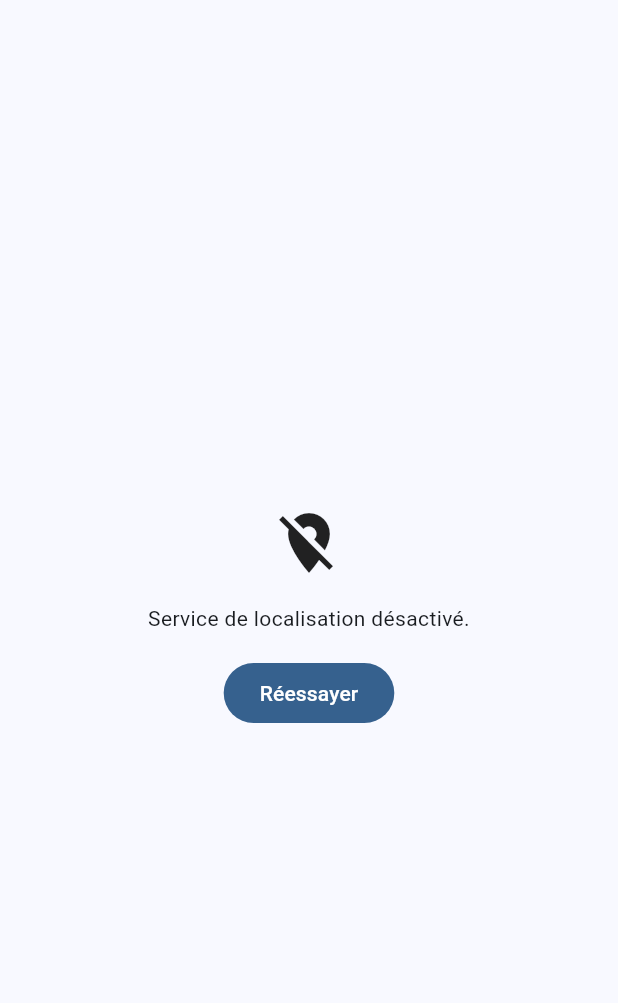
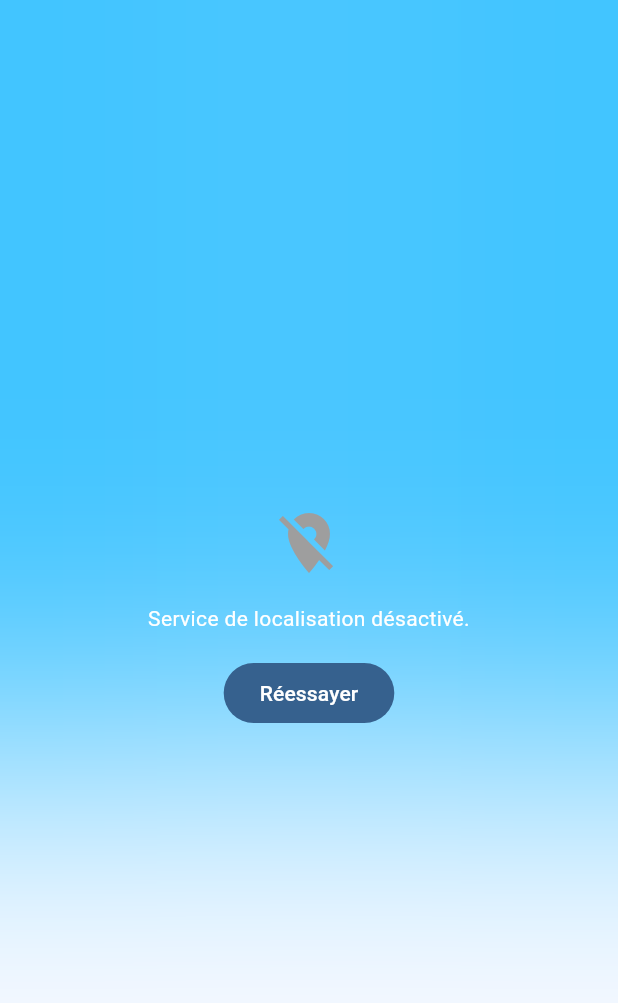
Before and after one commit to Idjibo33/meteo, a Flutter app: the screen it shows after launch, after a tap on "Réessayer", on a phone screen of 412 x 824 dp. Shown: the top 1003 px of the screen. Run offline on Flutter 3.47's test engine with Material 3 defaults, Android fonts, the phone set to English and light mode, and no system bars; our stand-ins replace bloc, equatable, flutter_bloc, gap, geolocator, get_it and 1 more.

Commit message:
refactor: unifie la machine a etats meteo et les raisons d'echec
Remplace le FutureBuilder par une machine explicite dans WeatherBloc, centralise les erreurs typees et ajoute les tests associes.

```diff
--- a/lib/Helpers/error_messages.dart
+++ b/lib/Helpers/error_messages.dart
@@ -1,43 +1,9 @@
-import 'dart:async';
+import 'package:meteo/Weather/failures.dart';
 
-import 'package:geolocator/geolocator.dart';
+/// Façade conservée pour les appels existants : le message vit désormais
+/// dans la raison typée, et n'est plus dupliqué ici.
+String friendlyWeatherError(Object error) =>
+    classifyWeatherError(error).message;
 
-const String _cleApiMessage = 'Clé API météo manquante ou invalide.';
-const String _reseauMessage =
-    'Impossible de récupérer la météo. Vérifiez votre connexion.';
-const String _generiqueMessage = 'Une erreur est survenue. Veuillez réessayer.';
-
-String friendlyWeatherError(Object error) {
-  if (error is TimeoutException) {
-    return _reseauMessage;
-  }
-
-  final String description = error.toString().toLowerCase();
-  if (description.contains('401') ||
-      description.contains('invalid api key') ||
-      description.contains('invalid_api_key') ||
-      description.contains('unauthorized')) {
-    return _cleApiMessage;
-  }
-  if (description.contains('socketexception') ||
-      description.contains('failed host lookup') ||
-      description.contains('clientexception') ||
-      description.contains('timed out') ||
-      description.contains('connection')) {
-    return _reseauMessage;
-  }
-  return _generiqueMessage;
-}
-
-String friendlyLocationError(Object error) {
-  if (error is LocationServiceDisabledException) {
-    return 'Service de localisation désactivé.';
-  }
-  if (error is PermissionDeniedException) {
-    return 'Permission de localisation refusée.';
-  }
-  if (error is TimeoutException) {
-    return 'Localisation trop lente. Réessayez.';
-  }
-  return 'Impossible d\'obtenir votre position. Réessayez.';
-}
+String friendlyLocationError(Object error) =>
+    classifyLocationError(error).message;
--- a/lib/Weather/Screens/weather_screen.dart
+++ b/lib/Weather/Screens/weather_screen.dart
@@ -8,6 +8,7 @@ import 'package:meteo/Helpers/weather_condition.dart';
 import 'package:meteo/Weather/Widgets/background.dart';
 import 'package:meteo/Weather/Widgets/proprieties.dart';
 import 'package:meteo/Weather/bloc/weather_bloc.dart';
+import 'package:meteo/Weather/failures.dart';
 import 'package:meteo/constants.dart';
 import 'package:weather/weather.dart';
 
@@ -27,8 +28,14 @@ class WeatherScreen extends StatelessWidget {
                 builder: (context, state) {
                   switch (state) {
                     case WeatherInitial():
-                      return const Center(
-                        child: CircularProgressIndicator.adaptive(),
+                      return const _WeatherProgress();
+                    case WeatherLocating():
+                      return const _WeatherProgress(
+                        label: 'Recherche de votre position…',
+                      );
+                    case WeatherLoading():
+                      return const _WeatherProgress(
+                        label: 'Récupération de la météo…',
                       );
                     case WeatherSuccess(:final weather):
                       return SingleChildScrollView(
@@ -39,15 +46,39 @@ class WeatherScreen extends StatelessWidget {
                         ),
                         child: _WeatherContent(weather: weather),
                       );
-                    case WeatherFailure(:final message):
-                      return Center(
-                        child: _WeatherFailureView(message: message),
-                      );
+                    case WeatherFailure(:final reason):
+                      return Center(child: _WeatherFailureView(reason: reason));
                   }
                 },
               ),
             ),
           ),
+        ],
+      ),
+    );
+  }
+}
+
+class _WeatherProgress extends StatelessWidget {
+  const _WeatherProgress({this.label});
+
+  final String? label;
+
+  @override
+  Widget build(BuildContext context) {
+    return Center(
+      child: Column(
+        mainAxisSize: MainAxisSize.min,
+        children: [
+          const CircularProgressIndicator.adaptive(),
+          if (label != null) ...[
+            const Gap(16),
+            Text(
+              label!,
+              textAlign: TextAlign.center,
+              style: const TextStyle(color: couleurBlanche),
+            ),
+          ],
         ],
       ),
     );
@@ -94,7 +125,7 @@ class _WeatherContent extends StatelessWidget {
           ),
         ),
         Text(
-          formatCurrentDate(weather.date ?? DateTime.now()),
+          formatCurrentDateOrDash(weather.date),
           textAlign: TextAlign.center,
           style: const TextStyle(color: couleurSecondaire),
         ),
@@ -106,9 +137,9 @@ class _WeatherContent extends StatelessWidget {
 }
 
 class _WeatherFailureView extends StatelessWidget {
-  final String message;
+  const _WeatherFailureView({required this.reason});
 
-  const _WeatherFailureView({required this.message});
+  final WeatherFailureReason reason;
 
   @override
   Widget build(BuildContext context) {
@@ -117,18 +148,24 @@ class _WeatherFailureView extends StatelessWidget {
       child: Column(
         mainAxisSize: MainAxisSize.min,
         children: [
-          const Icon(Icons.cloud_off, size: 48, color: couleurSecondaire),
+          Icon(
+            reason.requiresRelocation ? Icons.location_off : Icons.cloud_off,
+            size: 48,
+            color: couleurSecondaire,
+          ),
           const Gap(16),
           Text(
-            message,
+            reason.message,
             textAlign: TextAlign.center,
             style: const TextStyle(color: couleurBlanche),
           ),
           const Gap(16),
           FilledButton(
             onPressed: () => context.read<WeatherBloc>().add(
-                  const RefreshWeather(),
-                ),
+              reason.requiresRelocation
+                  ? const RetryLocation()
+                  : const RefreshWeather(),
+            ),
             child: const Text('Réessayer'),
           ),
         ],
--- a/lib/Weather/Widgets/proprieties.dart
+++ b/lib/Weather/Widgets/proprieties.dart
@@ -21,14 +21,14 @@ class Proprieties extends StatelessWidget {
               child: _PropertyCell(
                 icon: 'assets/6.png',
                 label: 'Lever du soleil',
-                value: formatHour(weather.sunrise ?? DateTime.now()),
+                value: formatHourOrDash(weather.sunrise),
               ),
             ),
             Expanded(
               child: _PropertyCell(
                 icon: 'assets/12.png',
                 label: 'Coucher du soleil',
-                value: formatHour(weather.sunset ?? DateTime.now()),
+                value: formatHourOrDash(weather.sunset),
               ),
             ),
           ],
--- a/lib/Weather/bloc/weather_bloc.dart
+++ b/lib/Weather/bloc/weather_bloc.dart
@@ -2,53 +2,84 @@ import 'package:bloc/bloc.dart';
 import 'package:equatable/equatable.dart';
 import 'package:geolocator/geolocator.dart';
 import 'package:meta/meta.dart';
-import 'package:meteo/Helpers/error_messages.dart';
 import 'package:meteo/Helpers/get_it.dart';
+import 'package:meteo/Weather/Services/geolocator_service.dart';
 import 'package:meteo/Weather/Services/weather_service.dart';
+import 'package:meteo/Weather/failures.dart';
 import 'package:weather/weather.dart';
 
 part 'weather_event.dart';
 part 'weather_state.dart';
 
 class WeatherBloc extends Bloc<WeatherEvent, WeatherState> {
-  WeatherBloc({WeatherService? weatherService})
-      : _weatherService = weatherService ?? getIt<WeatherService>(),
-        super(WeatherInitial()) {
+  WeatherBloc({
+    WeatherService? weatherService,
+    GeolocatorService? geolocatorService,
+  }) : _weatherService = weatherService ?? getIt<WeatherService>(),
+       _injectedGeolocator = geolocatorService,
+       super(const WeatherInitial()) {
+    on<StartWeather>(_onLocate);
+    on<RetryLocation>(_onLocate);
     on<FetchWeather>(_onFetchWeather);
     on<RefreshWeather>(_onRefreshWeather);
   }
 
   final WeatherService _weatherService;
-  Position? _lastPosition;
+  final GeolocatorService? _injectedGeolocator;
+
+  GeolocatorService get _geolocator =>
+      _injectedGeolocator ?? getIt<GeolocatorService>();
+
+  Future<void> _onLocate(WeatherEvent event, Emitter<WeatherState> emit) async {
+    emit(const WeatherLocating());
+    try {
+      final Position position = await _geolocator.getPosition();
+      await _loadWeather(emit, position);
+    } catch (error) {
+      emit(
+        WeatherFailure(position: null, reason: classifyLocationError(error)),
+      );
+    }
+  }
 
   Future<void> _onFetchWeather(
     FetchWeather event,
     Emitter<WeatherState> emit,
   ) async {
-    _lastPosition = event.position;
-    await _loadWeather(emit);
+    await _loadWeather(emit, event.position);
   }
 
   Future<void> _onRefreshWeather(
     RefreshWeather event,
     Emitter<WeatherState> emit,
   ) async {
-    if (_lastPosition == null) {
+    final Position? position = switch (state) {
+      WeatherLoading(:final position) => position,
+      WeatherSuccess(:final position) => position,
+      WeatherFailure(:final position) => position,
+      _ => null,
+    };
+    if (position == null) {
       return;
     }
-    await _loadWeather(emit);
+    await _loadWeather(emit, position);
   }
 
-  Future<void> _loadWeather(Emitter<WeatherState> emit) async {
-    emit(WeatherInitial());
+  Future<void> _loadWeather(
+    Emitter<WeatherState> emit,
+    Position position,
+  ) async {
+    emit(WeatherLoading(position: position));
     try {
       final Weather weather = await _weatherService.getWeather(
-        _lastPosition!.latitude,
-        _lastPosition!.longitude,
+        position.latitude,
+        position.longitude,
       );
-      emit(WeatherSuccess(weather));
+      emit(WeatherSuccess(position: position, weather: weather));
     } catch (error) {
-      emit(WeatherFailure(friendlyWeatherError(error)));
+      emit(
+        WeatherFailure(position: position, reason: classifyWeatherError(error)),
+      );
     }
   }
 }
--- a/lib/Weather/bloc/weather_event.dart
+++ b/lib/Weather/bloc/weather_event.dart
@@ -5,11 +5,23 @@ sealed class WeatherEvent {
   const WeatherEvent();
 }
 
+/// Démarre le parcours complet : localisation puis météo.
+final class StartWeather extends WeatherEvent {
+  const StartWeather();
+}
+
+/// Reprend au niveau de la localisation après un échec de position.
+final class RetryLocation extends WeatherEvent {
+  const RetryLocation();
+}
+
+/// Charge la météo pour une position déjà connue (injectée, ex. tests).
 final class FetchWeather extends WeatherEvent {
   final Position position;
   const FetchWeather(this.position);
 }
 
+/// Relance la météo avec la position portée par l'état courant.
 final class RefreshWeather extends WeatherEvent {
   const RefreshWeather();
 }
--- a/lib/Weather/bloc/weather_state.dart
+++ b/lib/Weather/bloc/weather_state.dart
@@ -7,18 +7,43 @@ sealed class WeatherState extends Equatable {
   List<Object?> get props => [];
 }
 
-final class WeatherInitial extends WeatherState {}
+final class WeatherInitial extends WeatherState {
+  const WeatherInitial();
+}
 
-final class WeatherFailure extends WeatherState {
-  final String message;
-  const WeatherFailure(this.message);
+final class WeatherLocating extends WeatherState {
+  const WeatherLocating();
+}
+
+final class WeatherLoading extends WeatherState {
+  const WeatherLoading({required this.position});
+
+  final Position position;
+
   @override
-  List<Object?> get props => [message];
+  List<Object?> get props => [position];
 }
 
 final class WeatherSuccess extends WeatherState {
+  const WeatherSuccess({required this.position, required this.weather});
+
+  final Position position;
   final Weather weather;
-  const WeatherSuccess(this.weather);
+
   @override
-  List<Object?> get props => [weather];
+  List<Object?> get props => [position, weather];
 }
+
+final class WeatherFailure extends WeatherState {
+  const WeatherFailure({required this.position, required this.reason});
+
+  /// Null quand la localisation elle-même a échoué.
+  final Position? position;
+  final WeatherFailureReason reason;
+
+  String get message => reason.message;
+  bool get requiresRelocation => reason.requiresRelocation;
+
+  @override
+  List<Object?> get props => [position, reason];
+}
--- /dev/null
+++ b/lib/Weather/failures.dart
@@ -0,0 +1,91 @@
+import 'dart:async';
+
+import 'package:equatable/equatable.dart';
+import 'package:geolocator/geolocator.dart';
+
+/// Raison typée d'un échec, et donc du geste de reprise attendu.
+sealed class WeatherFailureReason extends Equatable {
+  const WeatherFailureReason(this.message);
+
+  final String message;
+
+  /// Vrai quand l'échec vient de la localisation : il faut relancer
+  /// la géolocalisation, pas seulement l'appel météo.
+  bool get requiresRelocation => switch (this) {
+    LocationDisabledFailure() ||
+    LocationPermissionFailure() ||
+    LocationTimeoutFailure() ||
+    LocationUnknownFailure() => true,
+    ApiKeyFailure() || NetworkFailure() || WeatherUnknownFailure() => false,
+  };
+
+  @override
+  List<Object?> get props => [message];
+}
+
+final class ApiKeyFailure extends WeatherFailureReason {
+  const ApiKeyFailure() : super('Clé API météo manquante ou invalide.');
+}
+
+final class NetworkFailure extends WeatherFailureReason {
+  const NetworkFailure()
+    : super('Impossible de récupérer la météo. Vérifiez votre connexion.');
+}
+
+final class WeatherUnknownFailure extends WeatherFailureReason {
+  const WeatherUnknownFailure()
+    : super('Une erreur est survenue. Veuillez réessayer.');
+}
+
+final class LocationDisabledFailure extends WeatherFailureReason {
+  const LocationDisabledFailure() : super('Service de localisation désactivé.');
+}
+
+final class LocationPermissionFailure extends WeatherFailureReason {
+  const LocationPermissionFailure()
+    : super('Permission de localisation refusée.');
+}
+
+final class LocationTimeoutFailure extends WeatherFailureReason {
+  const LocationTimeoutFailure() : super('Localisation trop lente. Réessayez.');
+}
+
+final class LocationUnknownFailure extends WeatherFailureReason {
+  const LocationUnknownFailure()
+    : super('Impossible d\'obtenir votre position. Réessayez.');
+}
+
+WeatherFailureReason classifyWeatherError(Object error) {
+  if (error is TimeoutException) {
+    return const NetworkFailure();
+  }
+
+  final String description = error.toString().toLowerCase();
+  if (description.contains('401') ||
+      description.contains('invalid api key') ||
+      description.contains('invalid_api_key') ||
+      description.contains('unauthorized')) {
+    return const ApiKeyFailure();
+  }
+  if (description.contains('socketexception') ||
+      description.contains('failed host lookup') ||
+      description.contains('clientexception') ||
+      description.contains('timed out') ||
+      description.contains('connection')) {
+    return const NetworkFailure();
+  }
+  return const WeatherUnknownFailure();
+}
+
+WeatherFailureReason classifyLocationError(Object error) {
+  if (error is LocationServiceDisabledException) {
+    return const LocationDisabledFailure();
+  }
+  if (error is PermissionDeniedException) {
+    return const LocationPermissionFailure();
+  }
+  if (error is TimeoutException) {
+    return const LocationTimeoutFailure();
+  }
+  return const LocationUnknownFailure();
+}
--- a/lib/main.dart
+++ b/lib/main.dart
@@ -1,11 +1,8 @@
 import 'package:flutter/material.dart';
 import 'package:flutter_bloc/flutter_bloc.dart';
-import 'package:geolocator/geolocator.dart';
 import 'package:intl/date_symbol_data_local.dart';
-import 'package:meteo/Helpers/error_messages.dart';
 import 'package:meteo/Helpers/get_it.dart';
 import 'package:meteo/Weather/Screens/weather_screen.dart';
-import 'package:meteo/Weather/Services/geolocator_service.dart';
 import 'package:meteo/Weather/bloc/weather_bloc.dart';
 import 'package:meteo/constants.dart';
 
@@ -16,27 +13,8 @@ Future<void> main() async {
   runApp(const MainApp());
 }
 
-class MainApp extends StatefulWidget {
+class MainApp extends StatelessWidget {
   const MainApp({super.key});
-
-  @override
-  State<MainApp> createState() => _MainAppState();
-}
-
-class _MainAppState extends State<MainApp> {
-  late Future<Position> _positionFuture;
-
-  @override
-  void initState() {
-    super.initState();
-    _positionFuture = getIt<GeolocatorService>().getPosition();
-  }
-
-  void _retry() {
-    setState(() {
-      _positionFuture = getIt<GeolocatorService>().getPosition();
-    });
-  }
 
   @override
   Widget build(BuildContext context) {
@@ -45,45 +23,9 @@ class _MainAppState extends State<MainApp> {
         colorScheme: ColorScheme.fromSeed(seedColor: couleurBleue),
       ),
       debugShowCheckedModeBanner: false,
-      home: FutureBuilder<Position>(
-        future: _positionFuture,
-        builder: (context, snapshot) {
-          if (snapshot.hasData) {
-            final Position position = snapshot.data!;
-            return BlocProvider<WeatherBloc>(
-              create: (context) => WeatherBloc()..add(FetchWeather(position)),
-              child: const WeatherScreen(),
-            );
-          }
-          if (snapshot.hasError) {
-            return Scaffold(
-              body: Center(
-                child: Padding(
-                  padding: const EdgeInsets.all(24),
-                  child: Column(
-                    mainAxisSize: MainAxisSize.min,
-                    children: [
-                      const Icon(Icons.location_off, size: 48),
-                      const SizedBox(height: 16),
-                      Text(
-                        friendlyLocationError(snapshot.error!),
-                        textAlign: TextAlign.center,
-                      ),
-                      const SizedBox(height: 16),
-                      FilledButton(
-                        onPressed: _retry,
-                        child: const Text('Réessayer'),
-                      ),
-                    ],
-                  ),
-                ),
-              ),
-            );
-          }
-          return const Scaffold(
-            body: Center(child: CircularProgressIndicator.adaptive()),
-          );
-        },
+      home: BlocProvider<WeatherBloc>(
+        create: (_) => WeatherBloc()..add(const StartWeather()),
+        child: const WeatherScreen(),
       ),
     );
   }
```
Also changed, not shown: lib/Helpers/format_date.dart (+7 -0 lines), 3 other files.
